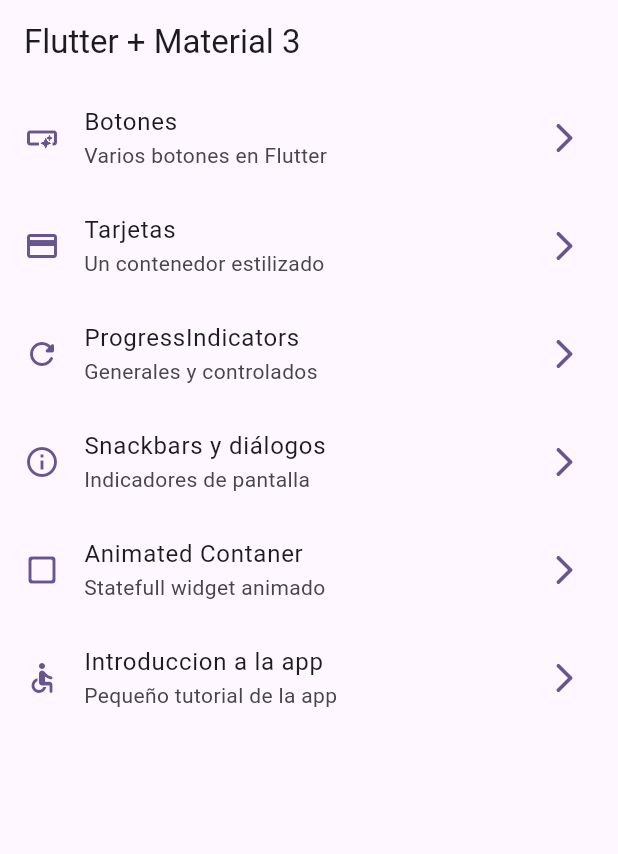
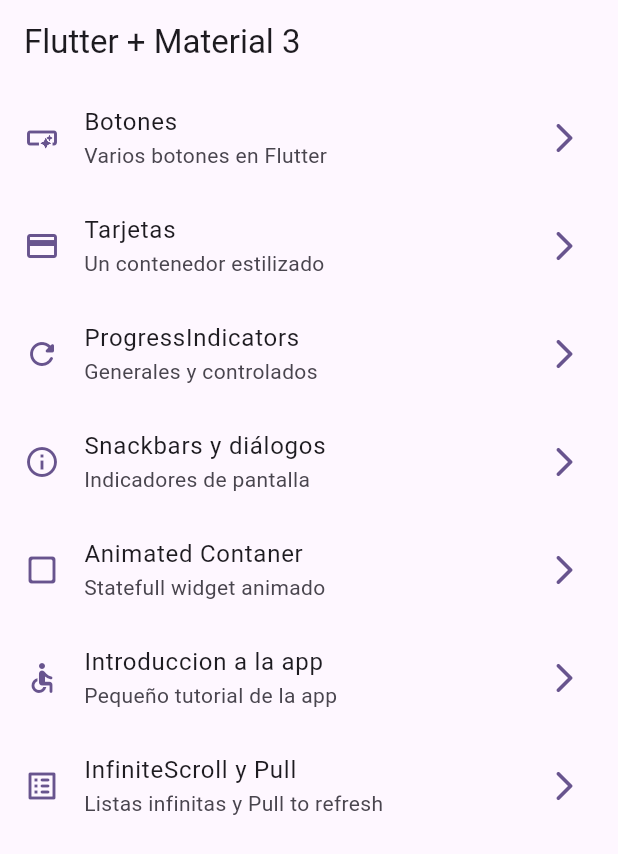
Before and after one commit to HerrWolf/widgets_app, a Flutter app: the screen it shows after launch, on a phone screen of 412 x 824 dp. Shown: the top 854 px of the screen. Run offline on Flutter 3.47's test engine with Material 3 defaults, Android fonts, the phone set to English and light mode, and no system bars; our stand-ins replace animate_do, go_router.

Commit message:
seccion 10 clase 15

```diff
--- a/lib/config/menu/menu_items.dart
+++ b/lib/config/menu/menu_items.dart
@@ -51,4 +51,10 @@ const appMenuItems = <MenuItem>[
     link: '/tutorial',
     icon: Icons.accessible_rounded,
   ),
+  MenuItem(
+    title: 'InfiniteScroll y Pull',
+    subtitle: 'Listas infinitas y Pull to refresh',
+    link: '/infinite',
+    icon: Icons.list_alt_rounded,
+  ),
 ];
--- a/lib/config/router/app_router.dart
+++ b/lib/config/router/app_router.dart
@@ -46,5 +46,10 @@ final appRouter = GoRouter(
       path: '/tutorial',
       builder: (context, state) => const AppTutorialScreen(),
     ),
+    GoRoute(
+      name: InfiniteScrollScreen.name,
+      path: '/infinite',
+      builder: (context, state) => const InfiniteScrollScreen(),
+    ),
   ],
 );
```
Also changed, not shown: lib/presentation/screens/infinite_scroll/infinite_scroll_screen.dart (+34 -2 lines).
